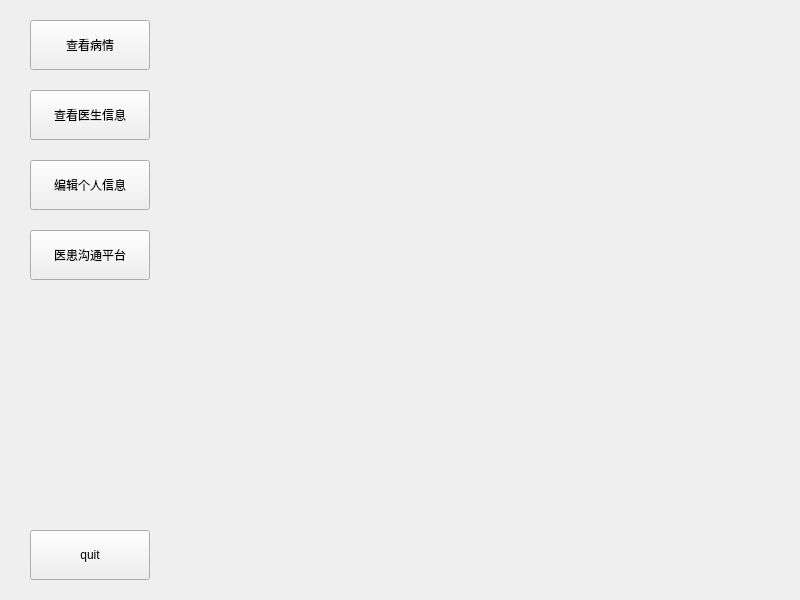
Old version of the form demo1/mainwindow.ui in the repository KeviaWang/work.
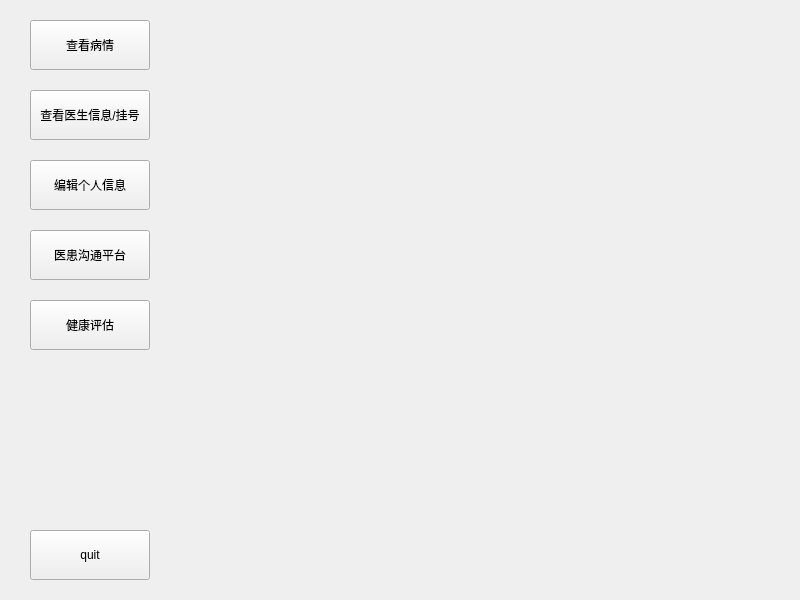
New version of the form.

```diff
--- a/demo1/mainwindow.ui
+++ b/demo1/mainwindow.ui
@@ -24,7 +24,7 @@
      </rect>
     </property>
     <property name="text">
-     <string>查看医生信息</string>
+     <string>查看医生信息/挂号</string>
     </property>
    </widget>
    <widget class="QPushButton" name="pushButton_8">
@@ -79,6 +79,19 @@
      <string>查看病情</string>
     </property>
    </widget>
+   <widget class="QPushButton" name="pushButton_9">
+    <property name="geometry">
+     <rect>
+      <x>30</x>
+      <y>300</y>
+      <width>120</width>
+      <height>50</height>
+     </rect>
+    </property>
+    <property name="text">
+     <string>健康评估</string>
+    </property>
+   </widget>
   </widget>
  </widget>
  <resources/>
```
